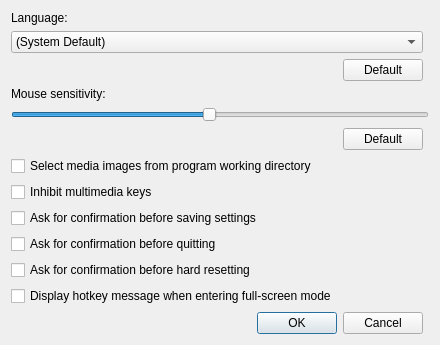
Qt form src/qt/qt_progsettings.ui (86Box/86Box) before a commit.
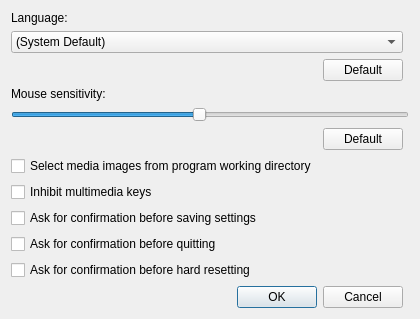
The same form after that commit.

Commit message:
Remove the fullscreen hotkey message
No longer needed after the hotkeys to enter and exit full screen
mode were merged into one

The edit to the form file:
```diff
--- a/src/qt/qt_progsettings.ui
+++ b/src/qt/qt_progsettings.ui
@@ -165,13 +165,6 @@
      </property>
     </widget>
    </item>
-   <item row="11" column="0">
-    <widget class="QCheckBox" name="checkBoxFullscreenFirst">
-     <property name="text">
-      <string>Display hotkey message when entering full-screen mode</string>
-     </property>
-    </widget>
-   </item>
   </layout>
  </widget>
  <resources/>
```
The commit also changes 32 other files.
